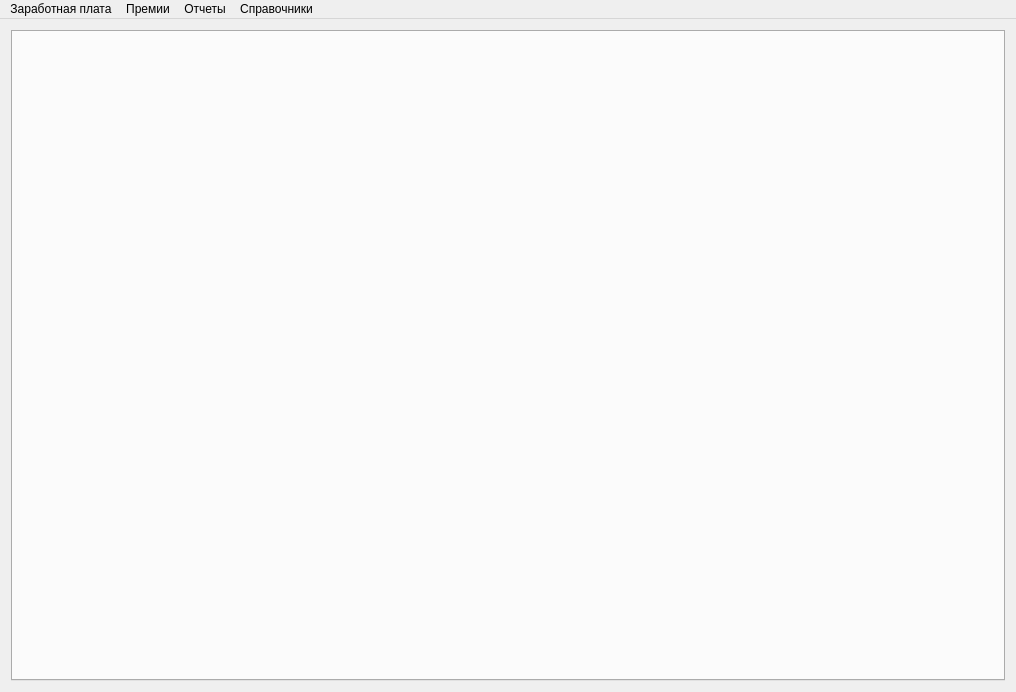
First picture: the form in mainwindow.ui, repository Sergeyego/el_zp, before the edit.
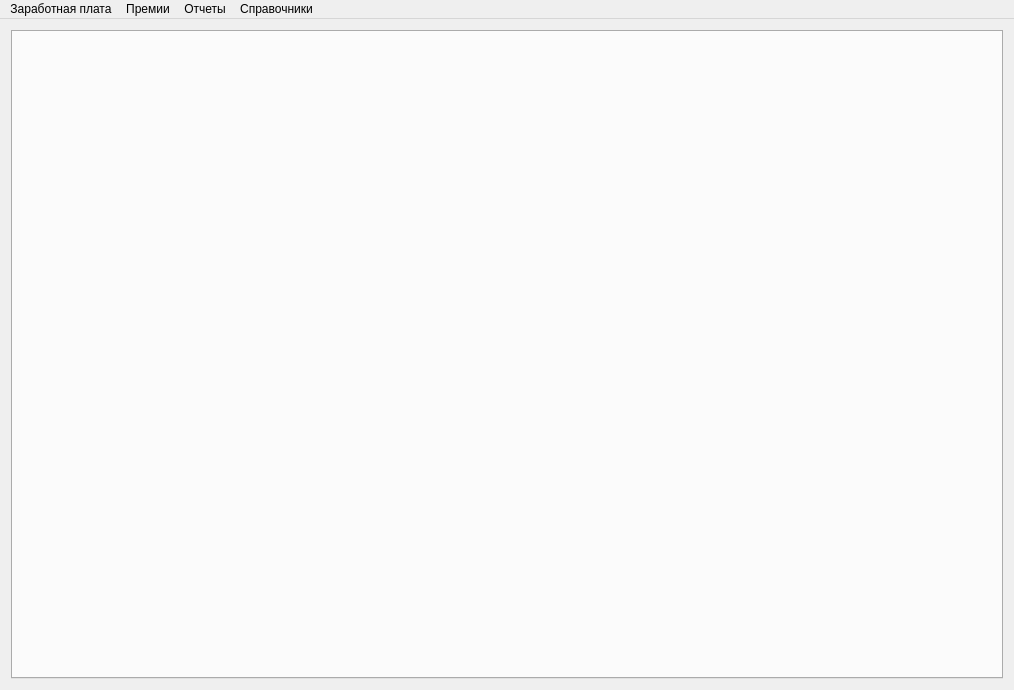
Second picture: the form after the edit.

The edit to the form file:
```diff
--- a/mainwindow.ui
+++ b/mainwindow.ui
@@ -6,8 +6,8 @@
    <rect>
     <x>0</x>
     <y>0</y>
-    <width>1016</width>
-    <height>692</height>
+    <width>1014</width>
+    <height>690</height>
    </rect>
   </property>
   <property name="windowTitle">
@@ -32,7 +32,7 @@
     <rect>
      <x>0</x>
      <y>0</y>
-     <width>1016</width>
+     <width>1014</width>
      <height>25</height>
     </rect>
    </property>
```
Left out of the diff: 11 changed lines with no effect on the pictures.
